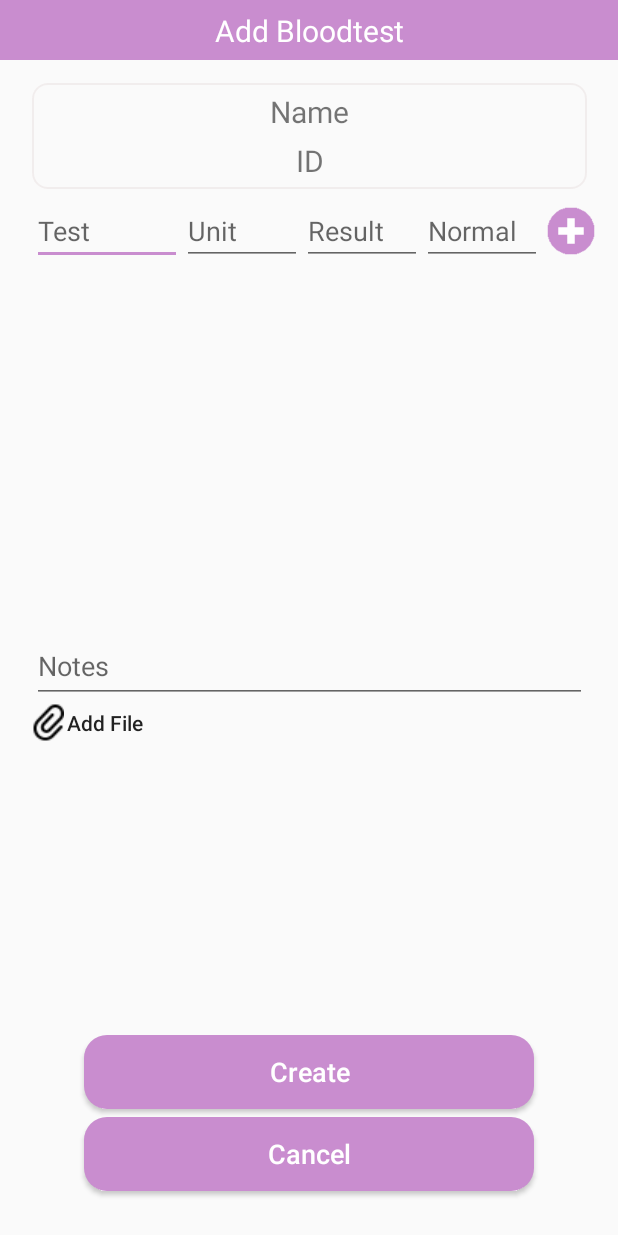
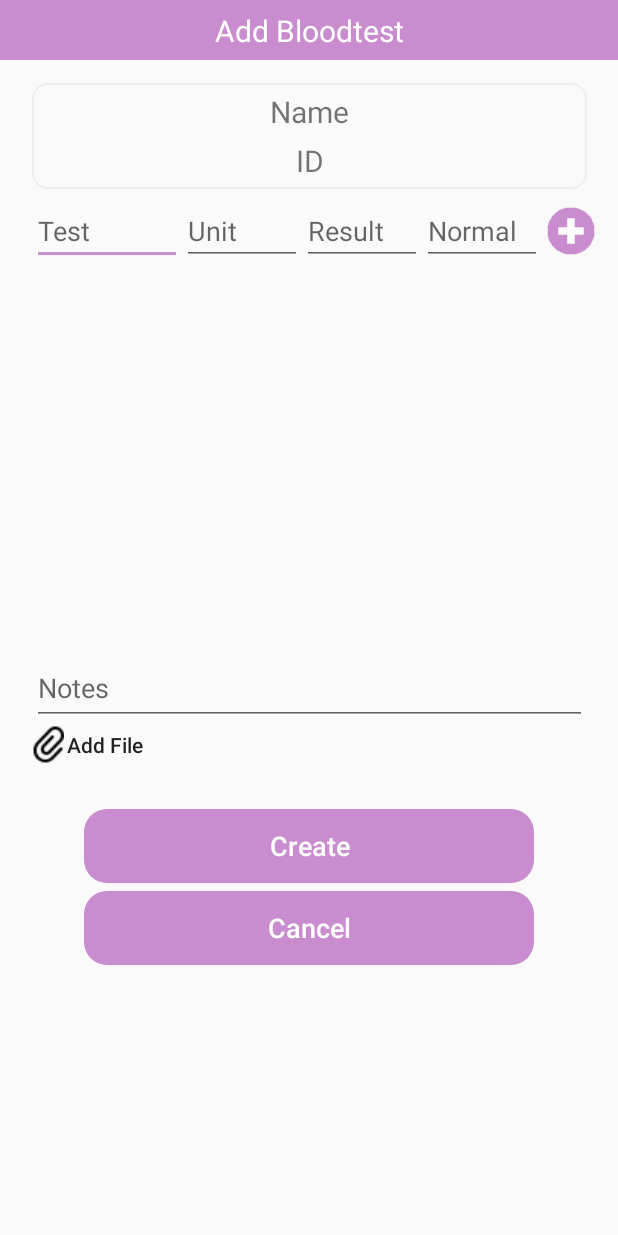
Before and after one commit to raghadn/HealthBuddyAdmin, an Android app: the layout activity_write_blood_test.xml on its own in the app's theme, with its tools: preview values and no code run, on a phone screen of 412 x 824 dp. Run offline under Robolectric (Android 15) with nearby library versions, the phone set to English and light mode, and no system bars.

Commit message:
write updated interfaces

```diff
--- a/app/src/main/AndroidManifest.xml
+++ b/app/src/main/AndroidManifest.xml
@@ -9,6 +9,7 @@
         android:roundIcon="@mipmap/ic_launcher_round"
         android:supportsRtl="true"
         android:theme="@style/AppTheme">
+
         <activity android:name=".AdminDrawer" />
         <activity android:name=".PhoneAuth" />
         <activity android:name=".WritePrescription" />
@@ -23,7 +24,8 @@
         <activity android:name=".CreateDoctor" />
         <activity android:name=".Forgotpassword" />
         <activity android:name=".MainActivity" />
-        <activity android:name=".SearchForPatient" />
+        <activity android:name=".SearchForPatient"
+            android:windowSoftInputMode="adjustPan"/>
         <activity android:name=".Notifications" />
         <activity android:name=".Login">
             <intent-filter>
--- a/app/src/main/res/layout/activity_write_blood_test.xml
+++ b/app/src/main/res/layout/activity_write_blood_test.xml
@@ -198,36 +198,40 @@
 
         android:layout_width="300dp"
         android:layout_height="49dp"
-        android:layout_marginBottom="5dp"
         android:background="@drawable/buttonshape"
         android:text="Create"
         android:textAllCaps="false"
 
         android:textColor="@color/white"
         android:textSize="18sp"
-        app:layout_constraintBottom_toTopOf="@+id/cancel"
         app:layout_constraintEnd_toEndOf="parent"
-        app:layout_constraintStart_toStartOf="parent" />
+        app:layout_constraintStart_toStartOf="parent"
+        app:layout_constraintTop_toBottomOf="@+id/deleteAttachment" />
 
 
     <Button
         android:id="@+id/cancel"
         android:layout_width="300dp"
         android:layout_height="49dp"
-        android:layout_marginBottom="30dp"
+        android:layout_marginTop="5dp"
         android:background="@drawable/buttonshape"
         android:text="Cancel"
         android:textAllCaps="false"
         android:textColor="@color/white"
         android:textSize="18sp"
         android:textStyle="normal"
-        app:layout_constraintBottom_toBottomOf="parent"
         app:layout_constraintEnd_toEndOf="parent"
-        app:layout_constraintStart_toStartOf="parent" />
+        app:layout_constraintStart_toStartOf="parent"
+        app:layout_constraintTop_toBottomOf="@+id/submitRecord" />
 
     <androidx.recyclerview.widget.RecyclerView
+
         android:id="@+id/recy"
+
         android:layout_width="match_parent"
-        android:layout_height="235dp"
+        android:layout_height="250dp"
+
+        app:layout_constraintEnd_toEndOf="parent"
+        app:layout_constraintStart_toStartOf="parent"
         app:layout_constraintTop_toBottomOf="@+id/test" />
 </androidx.constraintlayout.widget.ConstraintLayout>
```
Also changed, not shown: app/src/main/java/com/example/myhealthbuddyadmin/WriteBloodTest.java (+25 -6 lines), app/src/main/java/com/example/myhealthbuddyadmin/WritePrescription.java (+4 -9 lines), app/src/main/res/layout/activity_search_for_patient.xml (+12 -18 lines).
